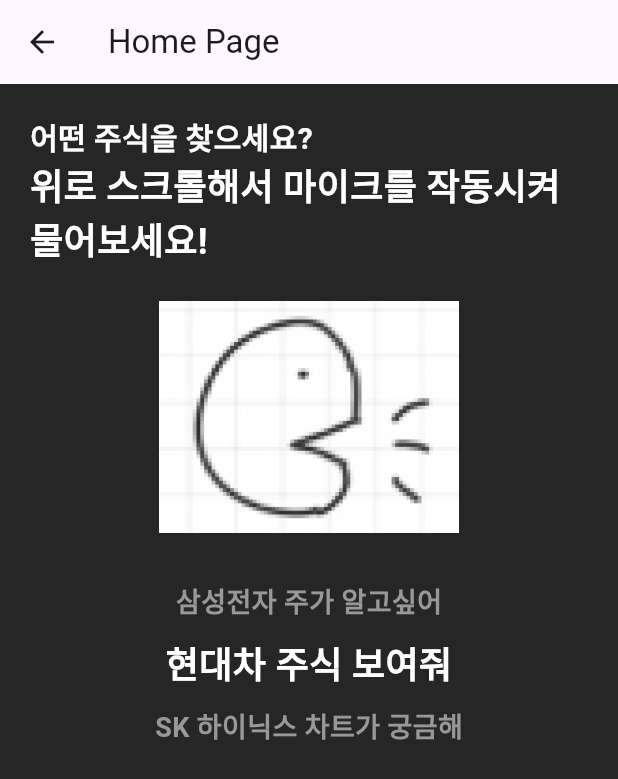
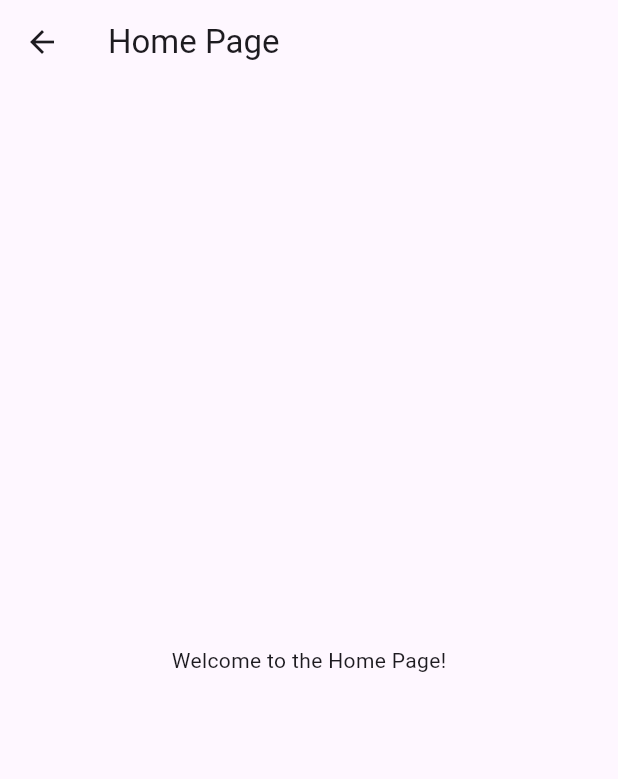
Before and after one commit to Hear-Stock/hearstock-frontend, a Flutter app: the HomePage screen opened by its route, on a phone screen of 412 x 824 dp. Shown: the top 779 px of the screen. Run offline on Flutter 3.47's test engine with Material 3 defaults, Android fonts, the phone set to English and light mode, and no system bars.

Commit message:
Revert "Home page UI 개발"

```diff
--- a/hear_stock/lib/home_page.dart
+++ b/hear_stock/lib/home_page.dart
@@ -5,70 +5,7 @@ class HomePage extends StatelessWidget {
   Widget build(BuildContext context) {
     return Scaffold(
       appBar: AppBar(title: Text("Home Page")),
-      backgroundColor: Color(0xFF262626),
-      body: Padding(
-        padding: EdgeInsets.all(20),
-        child: Column(
-          crossAxisAlignment: CrossAxisAlignment.start,
-          children: [
-            Text(
-              '어떤 주식을 찾으세요?',
-              style: TextStyle(
-                fontSize: 20,
-                fontWeight: FontWeight.bold,
-                color: Color(0xFFFFFFFF),
-              ),
-            ),
-            Text(
-              '위로 스크롤해서 마이크를 작동시켜 물어보세요!',
-              style: TextStyle(
-                fontSize: 24,
-                fontWeight: FontWeight.bold,
-                color: Color(0xFFFFFFFF),
-              ),
-            ),
-            Center(
-              child: Column(
-                crossAxisAlignment: CrossAxisAlignment.center,
-                children: [
-                  Image.asset(
-                    'assets/images/home-image.png',
-                    width: 200.0,
-                    height: 200.0,
-                  ),
-                  SizedBox(height: 10),
-                  Text(
-                    '삼성전자 주가 알고싶어',
-                    style: TextStyle(
-                      fontSize: 18,
-                      fontWeight: FontWeight.bold,
-                      color: Color(0xFF989898),
-                    ),
-                  ),
-                  SizedBox(height: 10),
-                  Text(
-                    '현대차 주식 보여줘',
-                    style: TextStyle(
-                      fontSize: 24,
-                      fontWeight: FontWeight.bold,
-                      color: Color(0xFFFFFFFF),
-                    ),
-                  ),
-                  SizedBox(height: 10),
-                  Text(
-                    'SK 하이닉스 차트가 궁금해',
-                    style: TextStyle(
-                      fontSize: 18,
-                      fontWeight: FontWeight.bold,
-                      color: Color(0xFF989898),
-                    ),
-                  ),
-                ],
-              ),
-            ),
-          ],
-        ),
-      ),
+      body: Center(child: Text('Welcome to the Home Page!')),
     );
   }
 }
--- a/hear_stock/pubspec.yaml
+++ b/hear_stock/pubspec.yaml
@@ -2,7 +2,7 @@ name: hear_stock
 description: "A new Flutter project."
 # The following line prevents the package from being accidentally published to
 # pub.dev using `flutter pub publish`. This is preferred for private packages.
-publish_to: "none" # Remove this line if you wish to publish to pub.dev
+publish_to: 'none' # Remove this line if you wish to publish to pub.dev
 
 # The following defines the version and build number for your application.
 # A version number is three numbers separated by dots, like 1.2.43
@@ -34,7 +34,6 @@ dependencies:
   # The following adds the Cupertino Icons font to your application.
   # Use with the CupertinoIcons class for iOS style icons.
   cupertino_icons: ^1.0.8
-  speech_to_text: ^6.6.2
 
 dev_dependencies:
   flutter_test:
@@ -52,8 +51,6 @@ dev_dependencies:
 
 # The following section is specific to Flutter packages.
 flutter:
-  assets:
-    - assets/images/
 
   # The following line ensures that the Material Icons font is
   # included with your application, so that you can use the icons in
```
Also changed, not shown: hear_stock/assets/images/home-image.png (deleted).
